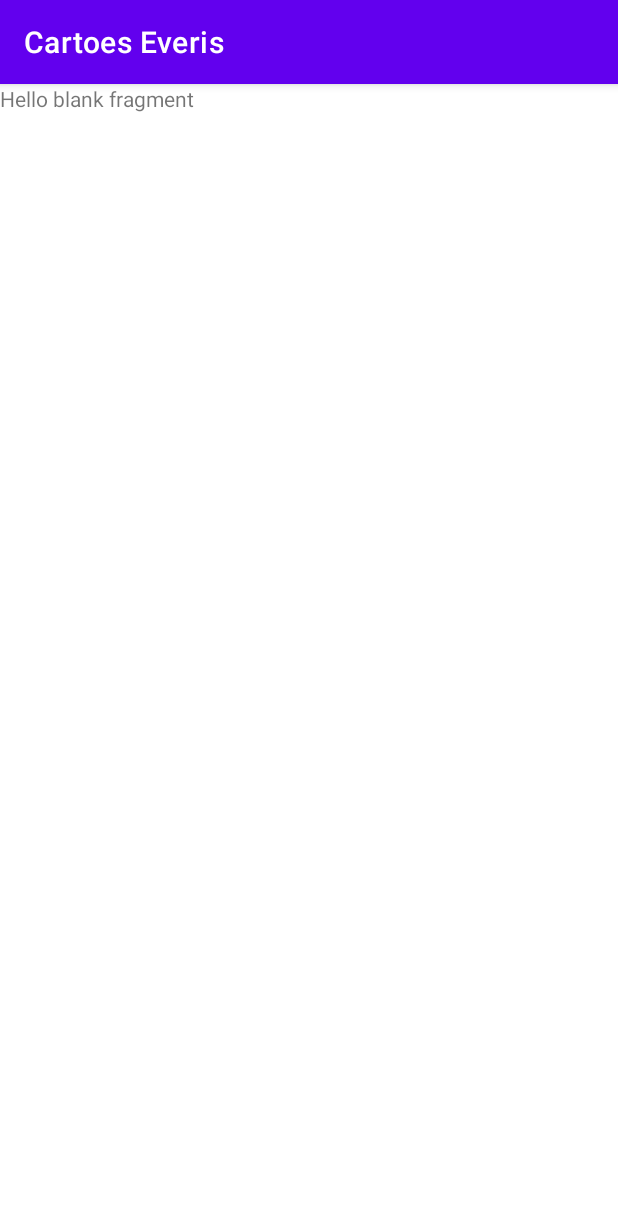
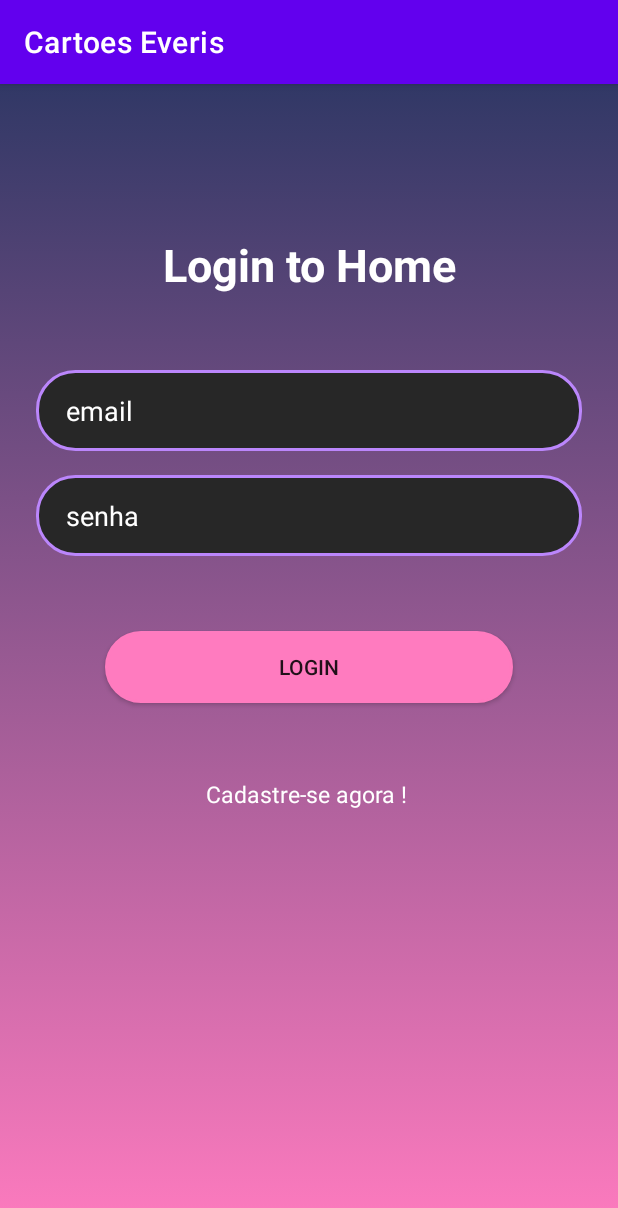
Before and after one commit to Kauane-SP/everis_cartoes, an Android app: the fragment Login shown on its own in the app's theme, on a phone screen of 412 x 824 dp. Shown: the top 1208 px of the screen. Run offline under Robolectric (Android 15) with nearby library versions, the phone set to English and light mode, and no system bars.

Commit message:
Layout e shapes tela de login

```diff
--- /dev/null
+++ b/app/src/main/res/drawable/shape_background_login.xml
@@ -0,0 +1,12 @@
+<?xml version="1.0" encoding="utf-8"?>
+<selector xmlns:android="http://schemas.android.com/apk/res/android">
+    <item>
+        <shape>
+            <gradient
+                android:angle="90"
+                android:endColor="#313866"
+                android:startColor="#ff7bbf"
+                android:type="linear" />
+        </shape>
+    </item>
+</selector>
--- /dev/null
+++ b/app/src/main/res/drawable/shape_button_login.xml
@@ -0,0 +1,16 @@
+<?xml version="1.0" encoding="utf-8"?>
+<shape xmlns:android="http://schemas.android.com/apk/res/android"
+    android:shape="rectangle">
+    <solid
+        android:color="#ff7bbf"
+        />
+    <corners
+        android:radius="25dp"/>
+    <stroke
+        android:color="#ff7bbf"
+        android:width="2dp"/>
+    <padding
+        android:top="10dp"
+        android:bottom="10dp"
+        />
+</shape>
--- /dev/null
+++ b/app/src/main/res/drawable/shape_text_login.xml
@@ -0,0 +1,16 @@
+<?xml version="1.0" encoding="utf-8"?>
+<shape xmlns:android="http://schemas.android.com/apk/res/android"
+    android:shape="rectangle">
+    <solid
+        android:color="#272727"
+        />
+    <corners
+        android:radius="25dp"/>
+    <stroke
+        android:color="@color/purple_200"
+        android:width="2dp"/>
+    <padding
+        android:top="15dp"
+        android:bottom="15dp"
+        />
+</shape>
--- a/app/src/main/res/layout/fragment_login.xml
+++ b/app/src/main/res/layout/fragment_login.xml
@@ -1,14 +1,85 @@
 <?xml version="1.0" encoding="utf-8"?>
-<FrameLayout xmlns:android="http://schemas.android.com/apk/res/android"
+<androidx.constraintlayout.widget.ConstraintLayout
+    xmlns:android="http://schemas.android.com/apk/res/android"
+    xmlns:app="http://schemas.android.com/apk/res-auto"
     xmlns:tools="http://schemas.android.com/tools"
+    android:background="@drawable/shape_background_login"
     android:layout_width="match_parent"
     android:layout_height="match_parent"
-    tools:context=".fragments.Login">
+    android:layout_gravity="center_vertical">
 
-    <!-- TODO: Update blank fragment layout -->
-    <TextView
+    <androidx.appcompat.widget.AppCompatTextView
+        android:id="@+id/tv_title_login"
         android:layout_width="match_parent"
-        android:layout_height="match_parent"
-        android:text="@string/hello_blank_fragment" />
+        android:layout_height="wrap_content"
+        android:textColor="@color/white"
+        android:text="Login to Home"
+        android:gravity="center"
+        android:textSize="30sp"
+        android:textStyle="bold"
+        android:layout_marginTop="100dp"
+        app:layout_constraintEnd_toEndOf="parent"
+        app:layout_constraintBottom_toTopOf="@id/ed_text_email_login"
+        app:layout_constraintStart_toStartOf="parent"
+        app:layout_constraintTop_toTopOf="parent" />
 
-</FrameLayout>
+    <androidx.appcompat.widget.AppCompatEditText
+        android:id="@+id/ed_text_email_login"
+        android:layout_width="match_parent"
+        android:layout_height="wrap_content"
+        android:hint="email"
+        android:paddingStart="20dp"
+        android:textColorHint="@color/white"
+        android:layout_marginTop="50dp"
+        android:layout_marginEnd="24dp"
+        android:layout_marginStart="24dp"
+        android:background="@drawable/shape_text_login"
+        app:layout_constraintEnd_toEndOf="parent"
+        app:layout_constraintStart_toStartOf="parent"
+        app:layout_constraintTop_toBottomOf="@id/tv_title_login" />
+
+    <androidx.appcompat.widget.AppCompatEditText
+        android:id="@+id/ed_text_senha_login"
+        android:layout_width="match_parent"
+        android:layout_height="wrap_content"
+        android:hint="senha"
+        android:paddingStart="20dp"
+        android:textColorHint="@color/white"
+        android:layout_marginTop="16dp"
+        android:layout_marginEnd="24dp"
+        android:layout_marginStart="24dp"
+        android:background="@drawable/shape_text_login"
+        app:layout_constraintEnd_toEndOf="parent"
+        app:layout_constraintStart_toStartOf="parent"
+        app:layout_constraintTop_toBottomOf="@id/ed_text_email_login" />
+
+    <androidx.appcompat.widget.AppCompatButton
+        android:id="@+id/bt_login"
+        android:layout_width="match_parent"
+        android:layout_height="wrap_content"
+        android:text="login"
+        android:layout_marginTop="50dp"
+        android:layout_marginStart="70dp"
+        android:layout_marginEnd="70dp"
+        android:background="@drawable/shape_button_login"
+        app:layout_constraintEnd_toEndOf="parent"
+        app:layout_constraintStart_toStartOf="parent"
+        app:layout_constraintBottom_toTopOf="@id/tv_cadastro"
+        app:layout_constraintTop_toBottomOf="@id/ed_text_senha_login" />
+
+    <androidx.appcompat.widget.AppCompatTextView
+        android:id="@+id/tv_cadastro"
+        android:layout_width="match_parent"
+        android:layout_height="wrap_content"
+        android:textColor="@color/white"
+        android:textSize="15sp"
+        android:gravity="center"
+        android:text="Cadastre-se agora ! "
+        android:layout_marginTop="50dp"
+        android:layout_marginStart="70dp"
+        android:layout_marginEnd="70dp"
+        app:layout_constraintEnd_toEndOf="parent"
+        app:layout_constraintStart_toStartOf="parent"
+        app:layout_constraintTop_toBottomOf="@id/bt_login" />
+
+</androidx.constraintlayout.widget.ConstraintLayout>
```
